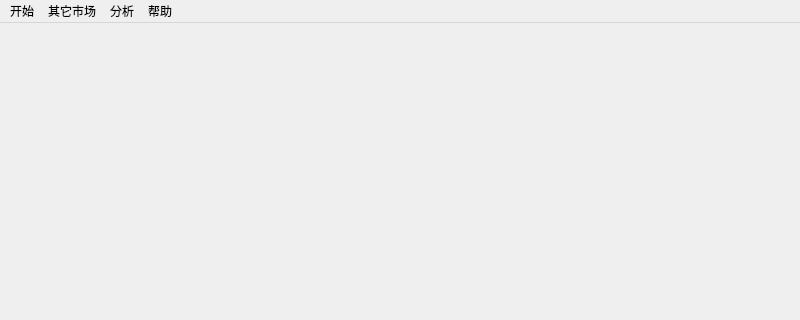
First picture: the form in mainwindow.ui, repository cjh4312/stock_Cplusplus, before the edit; both pictures show x 0 to 800 and y 0 to 320 of the 800 by 600 pixel window.
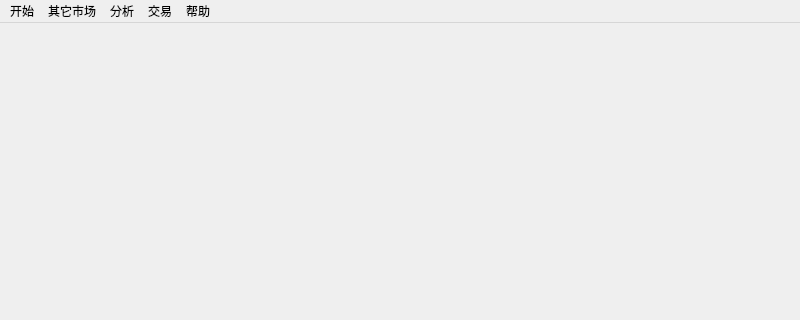
Second picture: the form after the edit.

Patch:
```diff
--- a/mainwindow.ui
+++ b/mainwindow.ui
@@ -103,9 +103,17 @@
     <addaction name="formula"/>
     <addaction name="setVacation"/>
    </widget>
+   <widget class="QMenu" name="menu_5">
+    <property name="title">
+     <string>交易</string>
+    </property>
+    <addaction name="login"/>
+    <addaction name="commonTrade"/>
+   </widget>
    <addaction name="menu"/>
    <addaction name="menu_2"/>
    <addaction name="menu_3"/>
+   <addaction name="menu_5"/>
    <addaction name="menu_4"/>
   </widget>
   <widget class="QStatusBar" name="statusBar">
```
Left out of the diff: 10 changed lines with no effect on the pictures.
